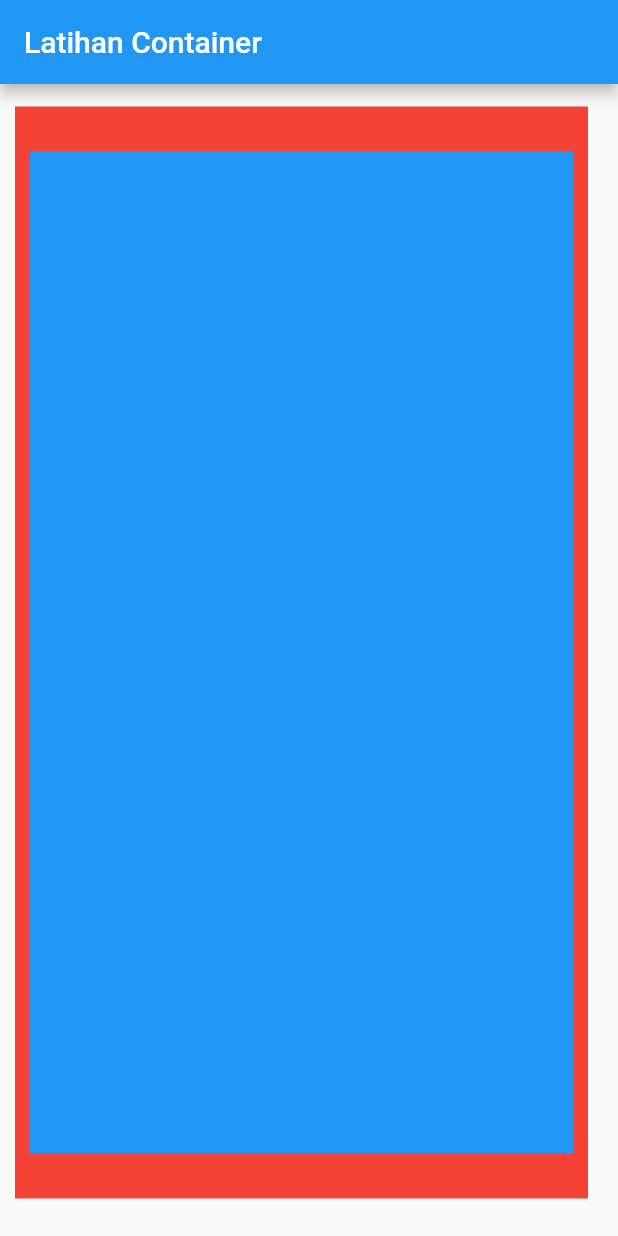
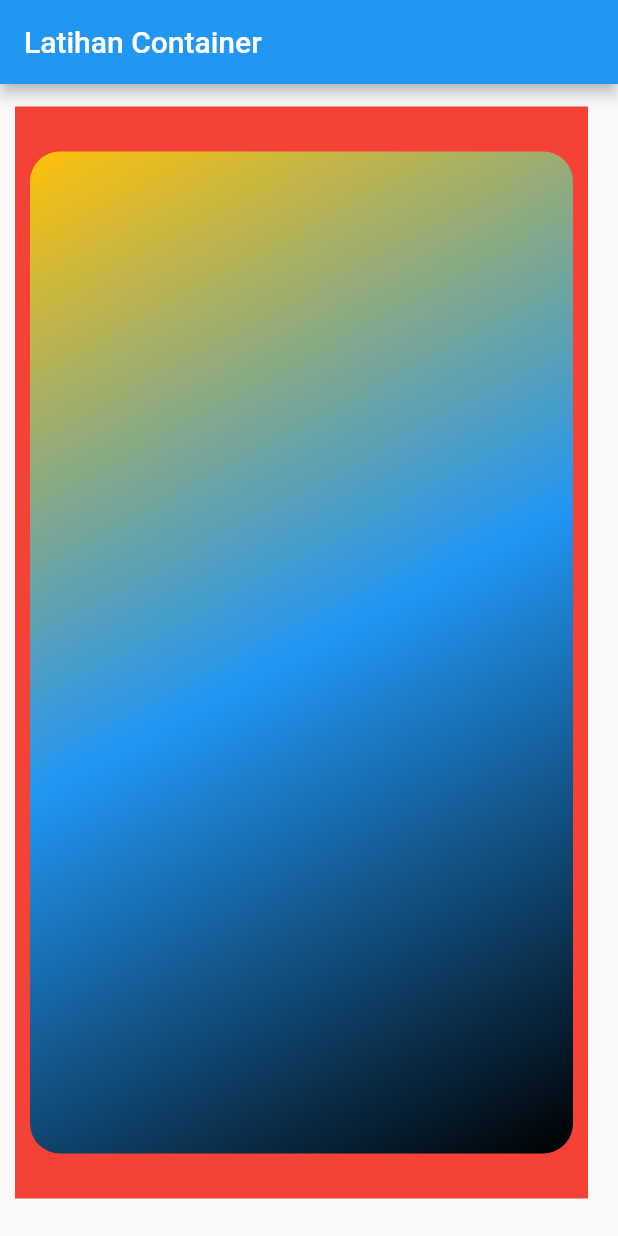
Before and after one commit to hanifiamdev/demo-flutter, a Flutter app: the screen it shows after launch, on a phone screen of 412 x 824 dp. Run offline on Flutter 3.47's test engine with Material 2 defaults, Android fonts, the phone set to English and light mode, and no system bars.

Commit message:
Container Widget - BoxDecoration(dekorasi) || LinearGradient(warna gradient)

```diff
--- a/container_widget/lib/main.dart
+++ b/container_widget/lib/main.dart
@@ -13,11 +13,27 @@ class MyApp extends StatelessWidget {
         ),
         body: Container(
           color: Colors.red,
-          margin: EdgeInsets.fromLTRB(10, 15, 20, 25),
-          padding: EdgeInsets.only(bottom: 20, top: 20),
+          margin: EdgeInsets.fromLTRB(
+              10, 15, 20, 25), // Jarak Left - Top - Right - Bottom
+          padding: EdgeInsets.only(
+              bottom: 20,
+              top:
+                  20), //hanya jarak yang tertentu ( disini bawah 20 dan atas 20)
           child: Container(
-            color: Colors.blue,
             margin: EdgeInsets.all(10),
+            decoration: BoxDecoration(
+                // Widget Membuat dekorasi
+                borderRadius: BorderRadius.circular(20), // border radius
+                gradient: LinearGradient(
+                    // Widget mebuat warna gradient
+                    begin: Alignment.topLeft, // start warna gradient
+                    end: Alignment.bottomRight, // akhir warna gradient
+                    colors: <Color>[
+                      // Array untuk definisi kombinasi warana
+                      Colors.amber,
+                      Colors.blue,
+                      Colors.black
+                    ])),
           ),
         ),
       ),
```
